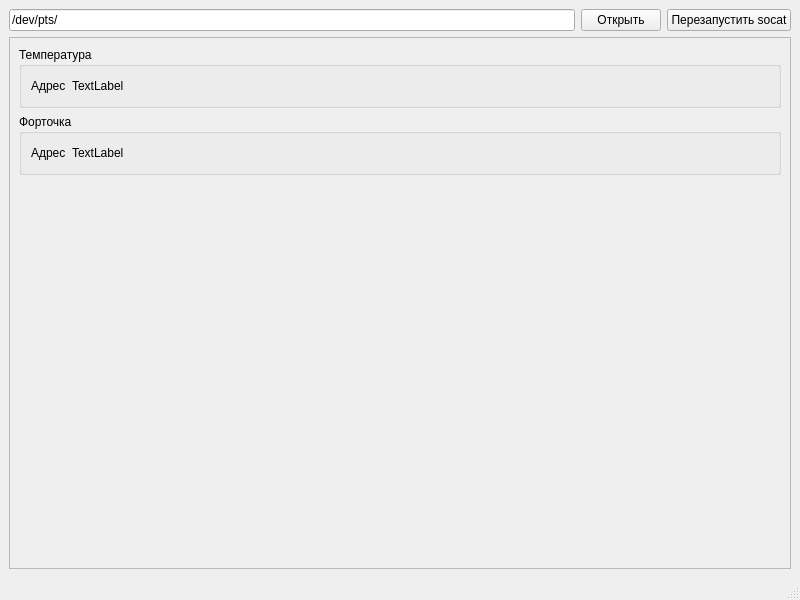
Above: emulator/mainwindow.ui from ByMsx/DaiClient before the change. Below: the same form after it.
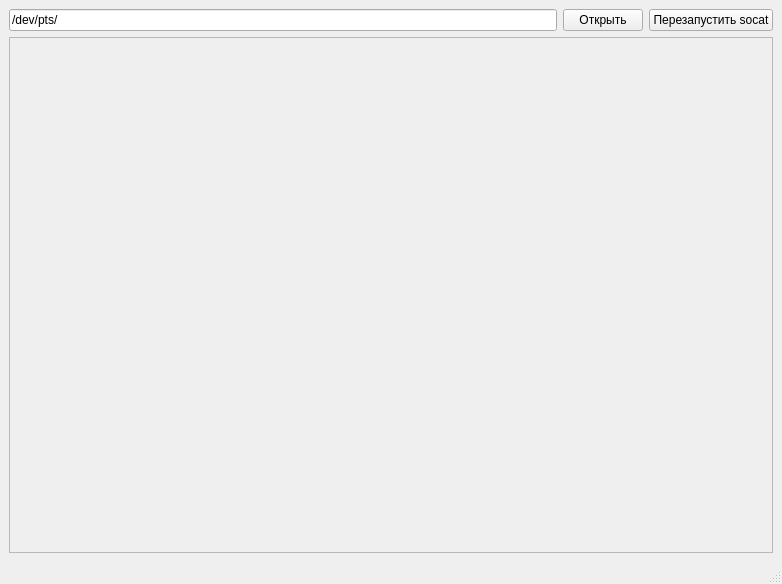
That is the form after the change. Icons and pictures are not drawn.

Patch:
```diff
--- a/emulator/mainwindow.ui
+++ b/emulator/mainwindow.ui
@@ -6,8 +6,8 @@
    <rect>
     <x>0</x>
     <y>0</y>
-    <width>800</width>
-    <height>600</height>
+    <width>782</width>
+    <height>584</height>
    </rect>
   </property>
   <property name="windowTitle">
@@ -57,103 +57,23 @@
         <rect>
          <x>0</x>
          <y>0</y>
-         <width>780</width>
-         <height>503</height>
+         <width>762</width>
+         <height>487</height>
         </rect>
        </property>
        <layout class="QGridLayout" name="gridLayout">
-        <item row="3" column="0">
-         <widget class="Line" name="line">
-          <property name="orientation">
-           <enum>Qt::Vertical</enum>
-          </property>
-         </widget>
-        </item>
-        <item row="0" column="0">
-         <widget class="QGroupBox" name="groupBox">
-          <property name="title">
-           <string>Температура</string>
-          </property>
-          <layout class="QHBoxLayout" name="horizontalLayout_2">
-           <item>
-            <widget class="QLabel" name="label">
-             <property name="text">
-              <string>Адрес</string>
-             </property>
-            </widget>
-           </item>
-           <item>
-            <widget class="QLabel" name="label_2">
-             <property name="text">
-              <string>TextLabel</string>
-             </property>
-            </widget>
-           </item>
-           <item>
-            <spacer name="horizontalSpacer">
-             <property name="orientation">
-              <enum>Qt::Horizontal</enum>
-             </property>
-             <property name="sizeHint" stdset="0">
-              <size>
-               <width>624</width>
-               <height>20</height>
-              </size>
-             </property>
-            </spacer>
-           </item>
-          </layout>
-         </widget>
-        </item>
-        <item row="1" column="0">
-         <widget class="QGroupBox" name="groupBox_2">
-          <property name="title">
-           <string>Форточка</string>
-          </property>
-          <layout class="QHBoxLayout" name="horizontalLayout">
-           <item>
-            <widget class="QLabel" name="label_3">
-             <property name="text">
-              <string>Адрес</string>
-             </property>
-            </widget>
-           </item>
-           <item>
-            <widget class="QLabel" name="label_4">
-             <property name="text">
-              <string>TextLabel</string>
-             </property>
-            </widget>
-           </item>
-           <item>
-            <spacer name="horizontalSpacer_2">
-             <property name="orientation">
-              <enum>Qt::Horizontal</enum>
-             </property>
-             <property name="sizeHint" stdset="0">
-              <size>
-               <width>624</width>
-               <height>20</height>
-              </size>
-             </property>
-            </spacer>
-           </item>
-          </layout>
-         </widget>
-        </item>
-        <item row="2" column="0">
-         <spacer name="verticalSpacer">
-          <property name="orientation">
-           <enum>Qt::Vertical</enum>
-          </property>
-          <property name="sizeHint" stdset="0">
-           <size>
-            <width>20</width>
-            <height>40</height>
-           </size>
-          </property>
-         </spacer>
-        </item>
+        <property name="leftMargin">
+         <number>3</number>
+        </property>
+        <property name="topMargin">
+         <number>3</number>
+        </property>
+        <property name="rightMargin">
+         <number>3</number>
+        </property>
+        <property name="bottomMargin">
+         <number>3</number>
+        </property>
        </layout>
       </widget>
      </widget>
```
Left out of the diff: 8 changed lines with no effect on the pictures.
